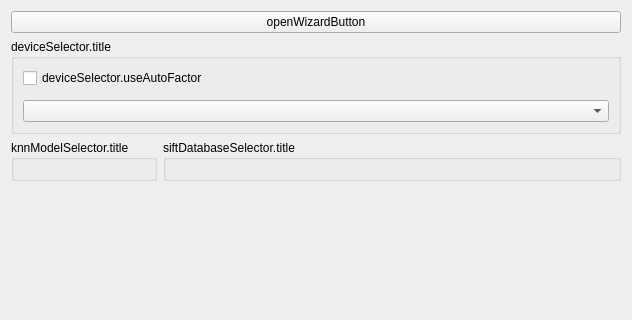
Above: ui/designer/tabs/tabOcr/tabOcr_Device.ui from ArcaeaOffline/client-pyside6 before the change; both pictures show x 0 to 632 and y 0 to 320 of the 632 by 527 pixel window. Below: the same form after it.
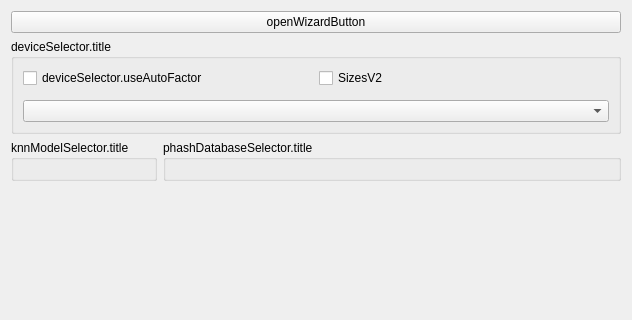
That is the form after the change. The open tabs and pages were chosen to show the change. Custom widgets are drawn as their Qt base class.

Commit message: wip: `ImagePHashDatabase` & `SizesV2`

The edit to the form file:
```diff
--- a/ui/designer/tabs/tabOcr/tabOcr_Device.ui
+++ b/ui/designer/tabs/tabOcr/tabOcr_Device.ui
@@ -28,6 +28,8 @@
      </property>
      <layout class="QVBoxLayout" name="verticalLayout">
       <item>
+       <layout class="QHBoxLayout" name="horizontalLayout">
+        <item>
        <widget class="QCheckBox" name="deviceUseAutoFactorCheckBox">
         <property name="text">
          <string>deviceSelector.useAutoFactor</string>
@@ -35,6 +37,15 @@
        </widget>
       </item>
       <item>
+         <widget class="QCheckBox" name="deviceSizesV2CheckBox">
+          <property name="text">
+           <string notr="true">SizesV2</string>
+          </property>
+         </widget>
+        </item>
+       </layout>
+      </item>
+      <item>
        <widget class="FileSelector" name="deviceFileSelector" native="true"/>
       </item>
       <item>
@@ -126,7 +137,7 @@
           <item>
            <widget class="QGroupBox" name="groupBox_5">
             <property name="title">
-             <string>siftDatabaseSelector.title</string>
+             <string>phashDatabaseSelector.title</string>
             </property>
             <layout class="QVBoxLayout" name="verticalLayout_7">
              <item>
@@ -161,17 +172,17 @@
    <header>ui.implements.components.fileSelector</header>
    <container>1</container>
   </customwidget>
+  <customwidget>
+   <class>OcrQueue</class>
+   <extends>QWidget</extends>
+   <header>ui.implements.components.ocrQueue</header>
+   <container>1</container>
+  </customwidget>
   <customwidget>
    <class>DevicesComboBox</class>
    <extends>QComboBox</extends>
    <header>ui.implements.components.devicesComboBox</header>
   </customwidget>
-  <customwidget>
-   <class>OcrQueue</class>
-   <extends>QWidget</extends>
-   <header>ui.implements.components.ocrQueue</header>
-   <container>1</container>
-  </customwidget>
  </customwidgets>
  <resources/>
  <connections/>
```
Left out of the diff: 2 changed lines with no effect on the pictures. Lines whose indentation alone changed are shown as unchanged. The commit also changes 6 other files.
